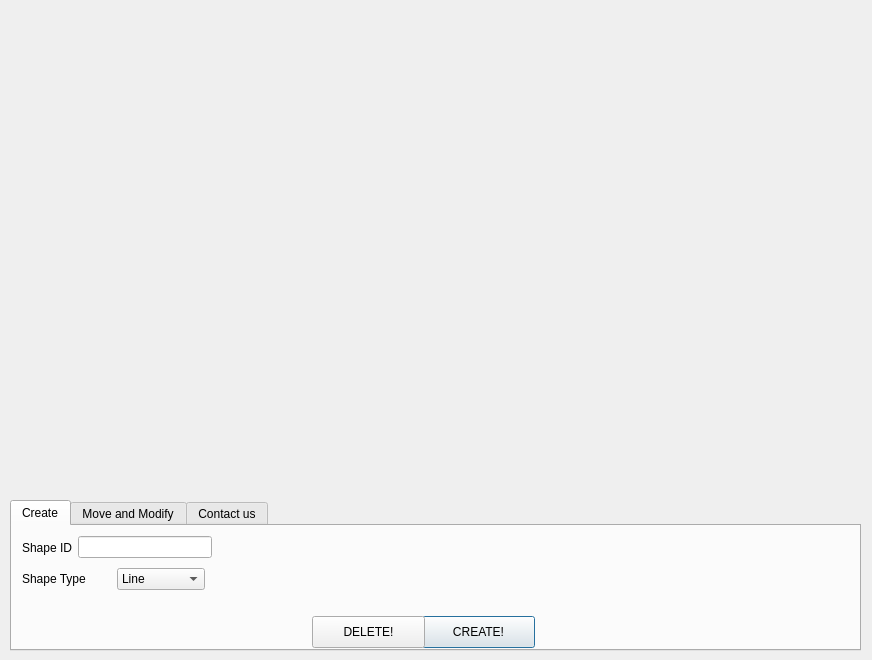
This is QtProject/Deadpool/seconddialog.ui in binarydoor/CS1C_DEADPOOL as Qt 5 draws it before an edit. The edited form follows.
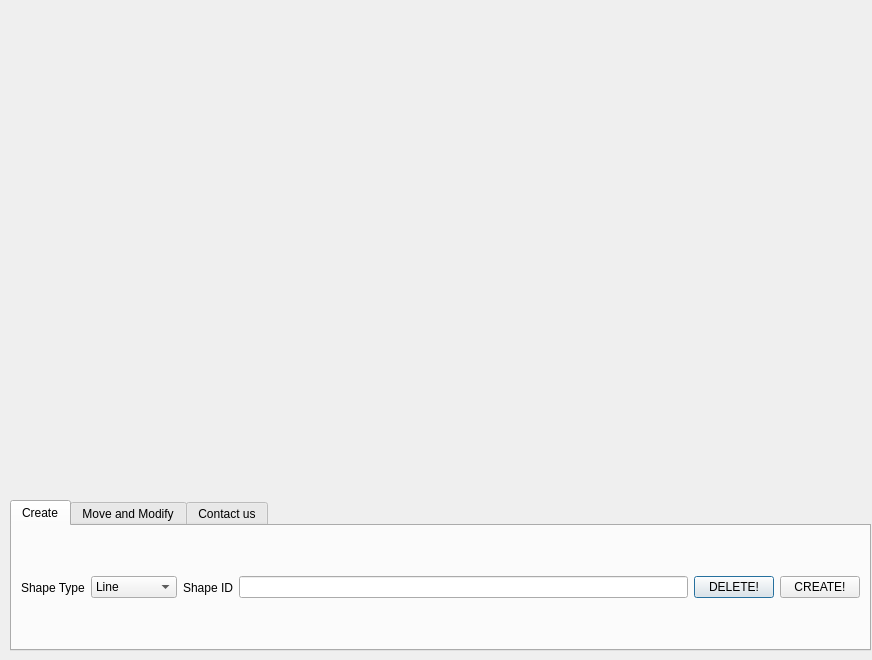
This is the edited form.

```diff
--- a/QtProject/Deadpool/seconddialog.ui
+++ b/QtProject/Deadpool/seconddialog.ui
@@ -10,6 +10,12 @@
     <height>660</height>
    </rect>
   </property>
+  <property name="sizePolicy">
+   <sizepolicy hsizetype="Preferred" vsizetype="Expanding">
+    <horstretch>0</horstretch>
+    <verstretch>0</verstretch>
+   </sizepolicy>
+  </property>
   <property name="windowTitle">
    <string>Dialog</string>
   </property>
@@ -40,7 +46,7 @@
     <rect>
      <x>10</x>
      <y>500</y>
-     <width>851</width>
+     <width>861</width>
      <height>151</height>
     </rect>
    </property>
@@ -57,63 +63,8 @@
     <attribute name="title">
      <string>Create</string>
     </attribute>
-    <widget class="QPushButton" name="pushButtonCreate">
-     <property name="geometry">
-      <rect>
-       <x>410</x>
-       <y>90</y>
-       <width>113</width>
-       <height>32</height>
-      </rect>
-     </property>
-     <property name="text">
-      <string>CREATE!</string>
-     </property>
-    </widget>
-    <widget class="QPushButton" name="pushButtonDelete">
-     <property name="geometry">
-      <rect>
-       <x>300</x>
-       <y>90</y>
-       <width>113</width>
-       <height>32</height>
-      </rect>
-     </property>
-     <property name="text">
-      <string>DELETE!</string>
-     </property>
-    </widget>
-    <widget class="QWidget" name="">
-     <property name="geometry">
-      <rect>
-       <x>10</x>
-       <y>10</y>
-       <width>190</width>
-       <height>23</height>
-      </rect>
-     </property>
-     <layout class="QHBoxLayout" name="horizontalLayout">
+    <layout class="QHBoxLayout" name="horizontalLayout_13">
       <item>
-       <widget class="QLabel" name="shapeIdLabel">
-        <property name="text">
-         <string>Shape ID</string>
-        </property>
-       </widget>
-      </item>
-      <item>
-       <widget class="QLineEdit" name="shapeIdLineEdit"/>
-      </item>
-     </layout>
-    </widget>
-    <widget class="QWidget" name="">
-     <property name="geometry">
-      <rect>
-       <x>10</x>
-       <y>40</y>
-       <width>183</width>
-       <height>26</height>
-      </rect>
-     </property>
      <layout class="QHBoxLayout" name="horizontalLayout_2">
       <item>
        <widget class="QLabel" name="shapeTypeLabel">
@@ -167,7 +118,36 @@
        </widget>
       </item>
      </layout>
-    </widget>
+     </item>
+     <item>
+      <layout class="QHBoxLayout" name="horizontalLayout">
+       <item>
+        <widget class="QLabel" name="shapeIdLabel">
+         <property name="text">
+          <string>Shape ID</string>
+         </property>
+        </widget>
+       </item>
+       <item>
+        <widget class="QLineEdit" name="shapeIdLineEdit"/>
+       </item>
+      </layout>
+     </item>
+     <item>
+      <widget class="QPushButton" name="pushButtonDelete">
+       <property name="text">
+        <string>DELETE!</string>
+       </property>
+      </widget>
+     </item>
+     <item>
+      <widget class="QPushButton" name="pushButtonCreate">
+       <property name="text">
+        <string>CREATE!</string>
+       </property>
+      </widget>
+     </item>
+    </layout>
    </widget>
    <widget class="QWidget" name="tab_2">
     <attribute name="title">
```
Left out of the diff: 44 changed lines with no effect on the pictures. Lines whose indentation alone changed are shown as unchanged.
